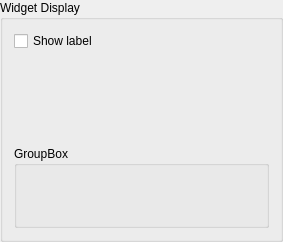
Before: the Qt Designer form src/ui/attributeformconfig/qgsattributewidgeteditgroupbox.ui in qgis/QGIS, drawn with Qt 5.
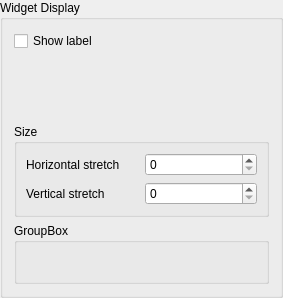
After: the same form once the commit is applied. Custom widgets are drawn as their Qt base class.

Commit message: [feature] Add control over horizontal / vertical stretch for attribute form widgets

What changed in the file:
```diff
--- a/src/ui/attributeformconfig/qgsattributewidgeteditgroupbox.ui
+++ b/src/ui/attributeformconfig/qgsattributewidgeteditgroupbox.ui
@@ -7,7 +7,7 @@
     <x>0</x>
     <y>0</y>
     <width>283</width>
-    <height>242</height>
+    <height>298</height>
    </rect>
   </property>
   <property name="windowTitle">
@@ -34,6 +34,55 @@
      </property>
     </widget>
    </item>
+   <item>
+    <widget class="QGroupBox" name="mSizeGroupBox">
+     <property name="title">
+      <string>Size</string>
+     </property>
+     <layout class="QGridLayout" name="gridLayout_5">
+      <item row="0" column="0">
+       <widget class="QLabel" name="mColumnsLabel_2">
+        <property name="text">
+         <string>Horizontal stretch</string>
+        </property>
+       </widget>
+      </item>
+      <item row="0" column="1">
+       <widget class="QgsSpinBox" name="mHozStretchSpin">
+        <property name="minimum">
+         <number>0</number>
+        </property>
+        <property name="maximum">
+         <number>10</number>
+        </property>
+        <property name="value">
+         <number>0</number>
+        </property>
+       </widget>
+      </item>
+      <item row="1" column="0">
+       <widget class="QLabel" name="mColumnsLabel_3">
+        <property name="text">
+         <string>Vertical stretch</string>
+        </property>
+       </widget>
+      </item>
+      <item row="1" column="1">
+       <widget class="QgsSpinBox" name="mVertStretchSpin">
+        <property name="minimum">
+         <number>0</number>
+        </property>
+        <property name="maximum">
+         <number>10</number>
+        </property>
+        <property name="value">
+         <number>0</number>
+        </property>
+       </widget>
+      </item>
+     </layout>
+    </widget>
+   </item>
    <item>
     <widget class="QgsCollapsibleGroupBox" name="mWidgetSpecificConfigGroupBox">
      <property name="title">
@@ -56,6 +105,11 @@
    <header>qgsformlabelformatwidget.h</header>
    <container>1</container>
   </customwidget>
+  <customwidget>
+   <class>QgsSpinBox</class>
+   <extends>QSpinBox</extends>
+   <header>qgsspinbox.h</header>
+  </customwidget>
  </customwidgets>
  <resources/>
  <connections/>
```
The commit also changes 9 other files.
